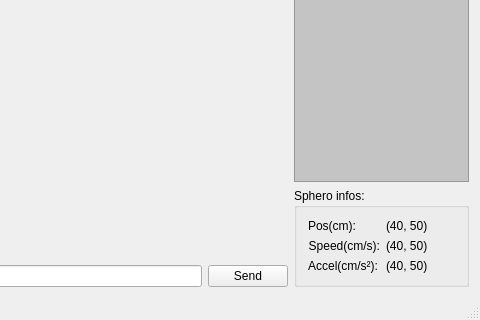
Qt form src/mainwindow.ui (slock83/sphero-command-app) before a commit; both pictures show x 314 to 794 and y 144 to 464 of the 794 by 464 pixel window.
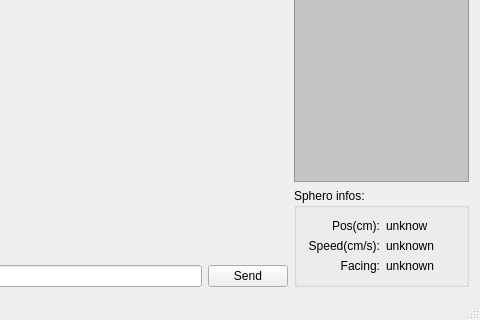
The same form after that commit. Custom widgets are drawn as their Qt base class.

```diff
--- a/src/mainwindow.ui
+++ b/src/mainwindow.ui
@@ -95,36 +95,7 @@
         <property name="title">
          <string>Sphero infos:</string>
         </property>
-        <layout class="QFormLayout" name="formLayout">
-         <item row="0" column="0">
-          <widget class="QLabel" name="label">
-           <property name="sizePolicy">
-            <sizepolicy hsizetype="Minimum" vsizetype="Preferred">
-             <horstretch>0</horstretch>
-             <verstretch>0</verstretch>
-            </sizepolicy>
-           </property>
-           <property name="text">
-            <string>Pos(cm):</string>
-           </property>
-           <property name="alignment">
-            <set>Qt::AlignRight|Qt::AlignTrailing|Qt::AlignVCenter</set>
-           </property>
-          </widget>
-         </item>
-         <item row="0" column="1">
-          <widget class="QLabel" name="posLbl">
-           <property name="sizePolicy">
-            <sizepolicy hsizetype="Minimum" vsizetype="Preferred">
-             <horstretch>0</horstretch>
-             <verstretch>0</verstretch>
-            </sizepolicy>
-           </property>
-           <property name="text">
-            <string>(40, 50)</string>
-           </property>
-          </widget>
-         </item>
+        <layout class="QGridLayout" name="gridLayout_2">
          <item row="1" column="0">
           <widget class="QLabel" name="label_3">
            <property name="sizePolicy">
@@ -150,28 +121,19 @@
             </sizepolicy>
            </property>
            <property name="text">
-            <string>(40, 50)</string>
-           </property>
-          </widget>
-         </item>
-         <item row="2" column="0">
-          <widget class="QLabel" name="label_4">
-           <property name="sizePolicy">
-            <sizepolicy hsizetype="Minimum" vsizetype="Preferred">
-             <horstretch>0</horstretch>
-             <verstretch>0</verstretch>
-            </sizepolicy>
-           </property>
-           <property name="text">
-            <string>Accel(cm/s²):</string>
-           </property>
-           <property name="alignment">
-            <set>Qt::AlignRight|Qt::AlignTrailing|Qt::AlignVCenter</set>
+            <string>unknown</string>
            </property>
           </widget>
          </item>
          <item row="2" column="1">
-          <widget class="QLabel" name="accelLbl">
+          <widget class="QLabel" name="angleLbl">
+           <property name="text">
+            <string>unknown</string>
+           </property>
+          </widget>
+         </item>
+         <item row="2" column="0">
+          <widget class="QLabel" name="label_2">
            <property name="sizePolicy">
             <sizepolicy hsizetype="Minimum" vsizetype="Preferred">
              <horstretch>0</horstretch>
@@ -179,7 +141,39 @@
             </sizepolicy>
            </property>
            <property name="text">
-            <string>(40, 50)</string>
+            <string>Facing:</string>
+           </property>
+           <property name="alignment">
+            <set>Qt::AlignRight|Qt::AlignTrailing|Qt::AlignVCenter</set>
+           </property>
+          </widget>
+         </item>
+         <item row="0" column="0">
+          <widget class="QLabel" name="label">
+           <property name="sizePolicy">
+            <sizepolicy hsizetype="Minimum" vsizetype="Preferred">
+             <horstretch>0</horstretch>
+             <verstretch>0</verstretch>
+            </sizepolicy>
+           </property>
+           <property name="text">
+            <string>Pos(cm):</string>
+           </property>
+           <property name="alignment">
+            <set>Qt::AlignRight|Qt::AlignTrailing|Qt::AlignVCenter</set>
+           </property>
+          </widget>
+         </item>
+         <item row="0" column="1">
+          <widget class="QLabel" name="posLbl">
+           <property name="sizePolicy">
+            <sizepolicy hsizetype="Minimum" vsizetype="Preferred">
+             <horstretch>0</horstretch>
+             <verstretch>0</verstretch>
+            </sizepolicy>
+           </property>
+           <property name="text">
+            <string>unknow</string>
            </property>
           </widget>
          </item>
```
